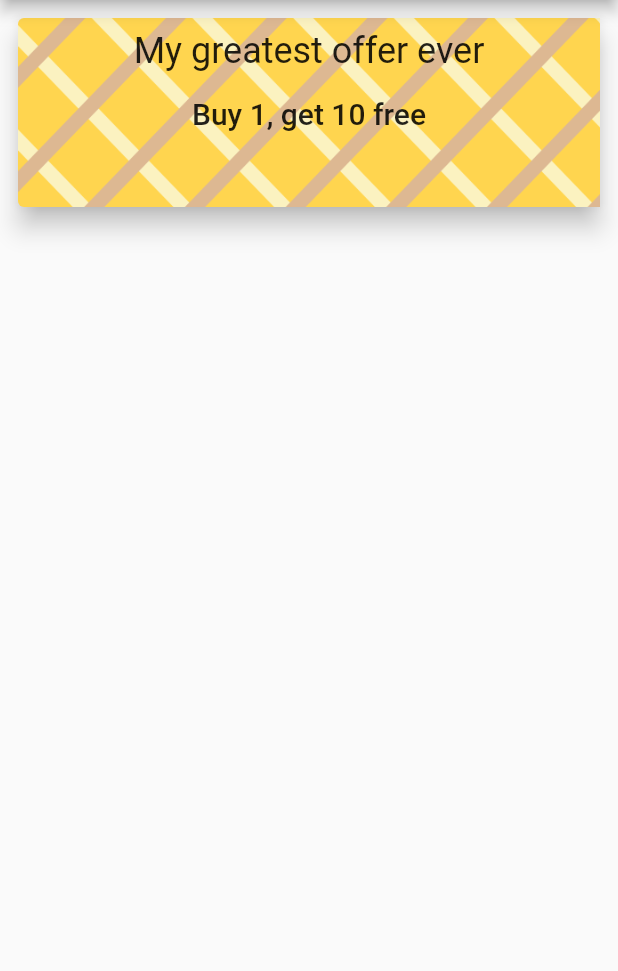
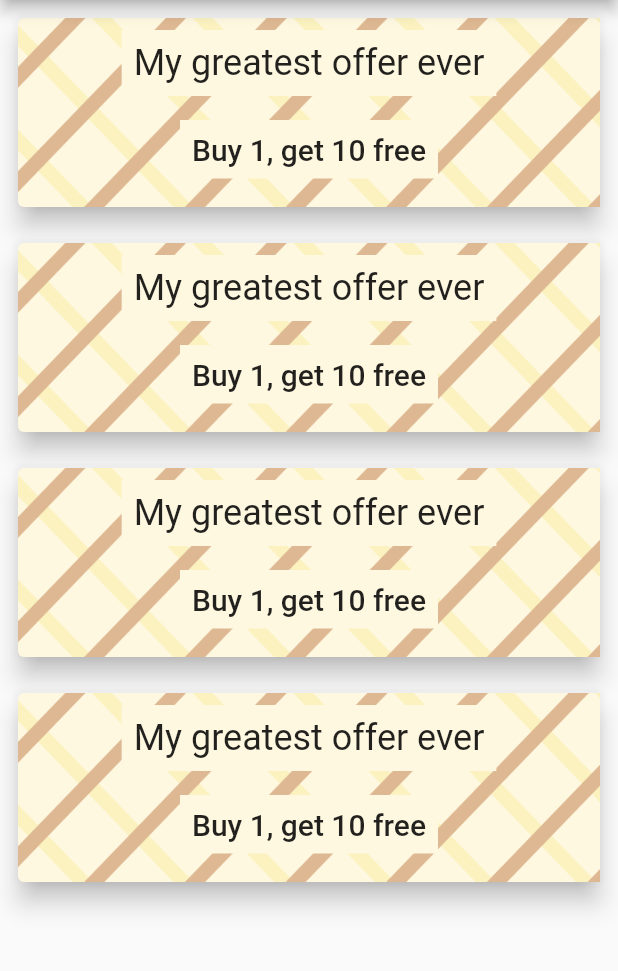
Before and after one commit to thomashoddinott/coffee-masters, a Flutter app: the screen it shows after launch, on a phone screen of 412 x 824 dp, the part 84-1055 px from its top. Run offline on Flutter 3.47's test engine with Material 2 defaults, Android fonts, the phone set to English and light mode, and no system bars.

Commit message:
handling overflowing widgets ==> convert to ListView

```diff
--- a/lib/offerspage.dart
+++ b/lib/offerspage.dart
@@ -5,9 +5,25 @@ class OffersPage extends StatelessWidget {
 
   @override
   Widget build(BuildContext context) {
-    return const Offer(
+    return ListView(
+      children: const [
+        Offer(
           title: "My greatest offer ever",
           description: "Buy 1, get 10 free",
+        ),
+        Offer(
+          title: "My greatest offer ever",
+          description: "Buy 1, get 10 free",
+        ),
+        Offer(
+          title: "My greatest offer ever",
+          description: "Buy 1, get 10 free",
+        ),
+        Offer(
+          title: "My greatest offer ever",
+          description: "Buy 1, get 10 free",
+        ),
+      ],
     );
   }
 }
@@ -30,7 +46,7 @@ class Offer extends StatelessWidget {
       child: Padding(
         padding: const EdgeInsets.all(8.0),
         child: Card(
-          color: Colors.amber.shade300,
+          color: Colors.amber.shade50,
           elevation: 7,
           child: Container(
             decoration: const BoxDecoration(
@@ -44,17 +60,29 @@ class Offer extends StatelessWidget {
               Padding(
                 padding: const EdgeInsets.all(8.0),
                 child: Center(
+                    child: Container(
+                  color: Colors.amber.shade50,
+                  child: Padding(
+                    padding: const EdgeInsets.all(8.0),
                     child: Text(
                       title,
                       style: Theme.of(context).textTheme.headline5,
+                    ),
+                  ),
                 )),
               ),
               Padding(
                 padding: const EdgeInsets.all(8.0),
                 child: Center(
+                    child: Container(
+                  color: Colors.amber.shade50,
+                  child: Padding(
+                    padding: const EdgeInsets.all(8.0),
                     child: Text(
                       description,
                       style: Theme.of(context).textTheme.headline6,
+                    ),
+                  ),
                 )),
               ),
             ]),
```
Lines whose indentation alone changed are shown as unchanged.
